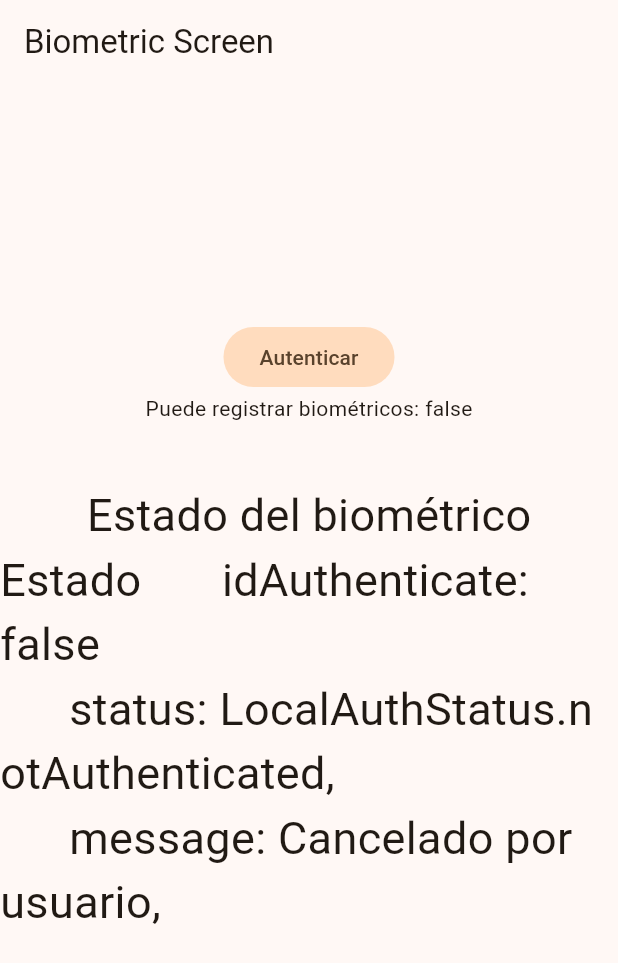
After one commit to Alan-Del10/miscelaneos, a Flutter app: the BiometricsScreen screen opened by its route, after a tap on "Autenticar", on a phone screen of 412 x 824 dp. The commit adds this screen. Shown: the top 963 px of the screen. Run offline on Flutter 3.47's test engine with Material 3 defaults, Android fonts, the phone set to English and light mode, and no system bars; our stand-ins replace dio, flutter_riverpod, go_router, google_fonts, local_auth, permission_handler and 2 more; missing offline and left inert: compassx.

Commit message:
Added biometrics

```diff
--- a/lib/config/config.dart
+++ b/lib/config/config.dart
@@ -1,3 +1,4 @@
 export 'theme/theme.dart';
 export 'router/app_router.dart';
 export 'plugins/share_plugin.dart';
+export 'plugins/local_auth_plugin.dart';
--- /dev/null
+++ b/lib/config/plugins/local_auth_plugin.dart
@@ -0,0 +1,60 @@
+import 'package:flutter/services.dart';
+import 'package:local_auth/local_auth.dart';
+import 'package:local_auth/error_codes.dart' as auth_error;
+
+class LocalAuthPlugin {
+  static final LocalAuthentication auth = LocalAuthentication();
+
+  static availableBiometrics() async {
+    final List<BiometricType> availableBiometrics =
+        await auth.getAvailableBiometrics();
+
+    if (availableBiometrics.isNotEmpty) {
+      // Some biometrics are enrolled.
+    }
+
+    if (availableBiometrics.contains(BiometricType.strong) ||
+        availableBiometrics.contains(BiometricType.face)) {
+      // Specific types of biometrics are available.
+      // Use checks like this with caution!
+    }
+  }
+
+  static Future<bool> canCheckBiometrics() async {
+    return await auth.canCheckBiometrics;
+  }
+
+  static Future<(bool, String)> authenticate({
+    bool biometricOnly = false,
+  }) async {
+    try {
+      final bool didAuthenticate = await auth.authenticate(
+        localizedReason: 'Por favor autenticate para iniciar sesión',
+        options: AuthenticationOptions(
+          biometricOnly: biometricOnly, // false podemos colocar PIN
+        ),
+      );
+      return (
+        didAuthenticate,
+        didAuthenticate ? 'Hecho' : 'Cancelado por usuario',
+      );
+    } on PlatformException catch (e) {
+      if (e.code == auth_error.notEnrolled) {
+        return (false, 'No hay biométricos enrolados');
+      }
+      if (e.code == auth_error.lockedOut) {
+        return (false, 'Muchos intentos fallidos');
+      }
+      if (e.code == auth_error.notAvailable) {
+        return (false, 'No hay biométricos disponibles');
+      }
+      if (e.code == auth_error.passcodeNotSet) {
+        return (false, 'No hay PIN configurado');
+      }
+      if (e.code == auth_error.permanentlyLockedOut) {
+        return (false, 'Se require desbloquear el teléfono');
+      }
+      return (false, e.toString());
+    }
+  }
+}
--- a/lib/config/router/app_router.dart
+++ b/lib/config/router/app_router.dart
@@ -41,5 +41,9 @@ final router = GoRouter(
         ),
       ],
     ),
+    GoRoute(
+      path: '/biometrics',
+      builder: (context, state) => const BiometricsScreen(),
+    ),
   ],
 );
--- /dev/null
+++ b/lib/presentation/providers/local_auth/local_auth_provider.dart
@@ -0,0 +1,67 @@
+// ignore_for_file: public_member_api_docs, sort_constructors_first
+import 'package:flutter_riverpod/flutter_riverpod.dart';
+
+import 'package:miscelaneos/config/config.dart';
+
+final canCheckBiometricsProvider = FutureProvider<bool>((ref) async {
+  return await LocalAuthPlugin.canCheckBiometrics();
+});
+
+enum LocalAuthStatus { authenticated, notAuthenticated, authenticating }
+
+class LocalAuthState {
+  final bool didAuthenticate;
+  final LocalAuthStatus status;
+  final String message;
+
+  LocalAuthState({
+    this.didAuthenticate = false,
+    this.status = LocalAuthStatus.notAuthenticated,
+    this.message = '',
+  });
+
+  LocalAuthState copyWith({
+    bool? didAuthenticate,
+    LocalAuthStatus? status,
+    String? message,
+  }) => LocalAuthState(
+    didAuthenticate: didAuthenticate ?? this.didAuthenticate,
+    status: status ?? this.status,
+    message: message ?? this.message,
+  );
+
+  @override
+  String toString() {
+    return '''
+      idAuthenticate: $didAuthenticate
+      status: $status,
+      message: $message,
+    ''';
+  }
+}
+
+class LocalAuthNotifier extends StateNotifier<LocalAuthState> {
+  LocalAuthNotifier() : super(LocalAuthState());
+
+  Future<(bool, String)> authenticateUser({bool biometriconly = false}) async {
+    final (didAuthenticate, message) = await LocalAuthPlugin.authenticate(
+      biometricOnly: biometriconly,
+    );
+
+    state = state.copyWith(
+      didAuthenticate: didAuthenticate,
+      message: message,
+      status:
+          didAuthenticate
+              ? LocalAuthStatus.authenticated
+              : LocalAuthStatus.notAuthenticated,
+    );
+
+    return (didAuthenticate, message);
+  }
+}
+
+final localAuthProvider =
+    StateNotifierProvider<LocalAuthNotifier, LocalAuthState>((ref) {
+      return LocalAuthNotifier();
+    });
--- a/lib/presentation/providers/providers.dart
+++ b/lib/presentation/providers/providers.dart
@@ -6,3 +6,4 @@ export 'sensors/magnetometer_provider.dart';
 export 'compass/compass_provider.dart';
 export 'pokemons/pokemon_list.dart';
 export 'pokemons/pokemon_provider.dart';
+export 'local_auth/local_auth_provider.dart';
--- /dev/null
+++ b/lib/presentation/screens/biometrics/biometrics_screen.dart
@@ -0,0 +1,46 @@
+import 'package:flutter/material.dart';
+import 'package:flutter_riverpod/flutter_riverpod.dart';
+import 'package:miscelaneos/presentation/providers/providers.dart';
+
+class BiometricsScreen extends ConsumerWidget {
+  const BiometricsScreen({super.key});
+
+  @override
+  Widget build(BuildContext context, ref) {
+    final canCheckBiometrics = ref.watch(canCheckBiometricsProvider);
+    final localAuthState = ref.watch(localAuthProvider);
+
+    return Scaffold(
+      appBar: AppBar(title: const Text('Biometric Screen')),
+      body: Center(
+        child: Column(
+          mainAxisAlignment: MainAxisAlignment.center,
+          children: [
+            FilledButton.tonal(
+              onPressed: () {
+                ref.read(localAuthProvider.notifier).authenticateUser();
+              },
+              child: const Text('Autenticar'),
+            ),
+            canCheckBiometrics.when(
+              data:
+                  (canCheck) => Text('Puede registrar biométricos: $canCheck'),
+              error:
+                  (error, stackTrace) => Text(
+                    'Error: $error',
+                    style: TextStyle(color: Colors.red),
+                  ),
+              loading: () => const CircularProgressIndicator(),
+            ),
+            const SizedBox(height: 40),
+            const Text('Estado del biométrico', style: TextStyle(fontSize: 30)),
+            Text(
+              'Estado ${localAuthState.toString()}',
+              style: TextStyle(fontSize: 30),
+            ),
+          ],
+        ),
+      ),
+    );
+  }
+}
--- a/lib/presentation/screens/screens.dart
+++ b/lib/presentation/screens/screens.dart
@@ -8,3 +8,4 @@ export 'sensors/magnetometer_screen.dart';
 export 'permissions/ask_location_screen.dart';
 export 'pokemons/pokemons_screen.dart';
 export 'pokemons/pokemon_screen.dart';
+export 'biometrics/biometrics_screen.dart';
--- a/lib/presentation/widgets/shared/main_menu.dart
+++ b/lib/presentation/widgets/shared/main_menu.dart
@@ -16,7 +16,7 @@ final menuItems = <MenuItem>[
   MenuItem('Giróscopio Ball', Icons.sports_basketball, '/gyroscope-ball'),
   MenuItem('Brújula', Icons.explore, '/compass'),
   MenuItem('Pokedex', Icons.catching_pokemon, '/pokedex'),
-  MenuItem('Biometrics', Icons.fingerprint, '/pokedex'),
+  MenuItem('Biometrics', Icons.fingerprint, '/biometrics'),
 ];
 
 class MainMenu extends StatelessWidget {
--- a/pubspec.yaml
+++ b/pubspec.yaml
@@ -14,6 +14,7 @@ dependencies:
   flutter_riverpod: ^2.6.1
   go_router: ^15.2.4
   google_fonts: ^6.2.1
+  local_auth: ^2.3.0
   permission_handler: ^12.0.0+1
   sensors_plus: ^6.1.1
   share_plus: ^11.0.0
```
Also changed, not shown: pubspec.lock, 8 other files.
